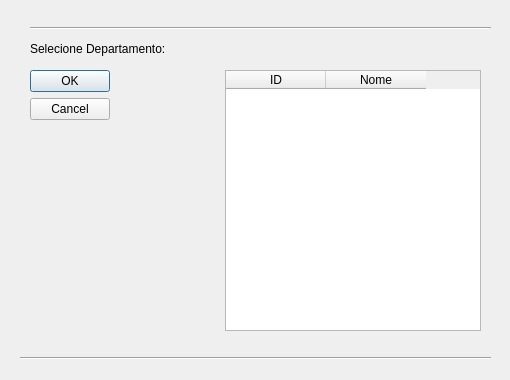
Above: visao/botaopesquisadepartamento.ui from AlanJP0/ItH_Estoque before the change. Below: the same form after it.
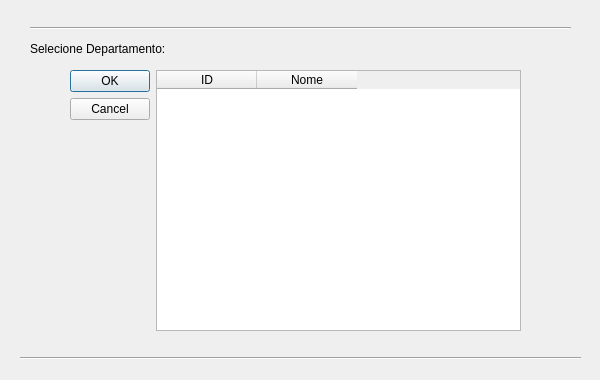
That is the form after the change.

Diff of the .ui file:
```diff
--- a/visao/botaopesquisadepartamento.ui
+++ b/visao/botaopesquisadepartamento.ui
@@ -6,13 +6,13 @@
    <rect>
     <x>0</x>
     <y>0</y>
-    <width>510</width>
+    <width>600</width>
     <height>380</height>
    </rect>
   </property>
   <property name="maximumSize">
    <size>
-    <width>510</width>
+    <width>600</width>
     <height>380</height>
    </size>
   </property>
@@ -35,7 +35,7 @@
   <widget class="QWidget" name="layoutWidget">
    <property name="geometry">
     <rect>
-     <x>30</x>
+     <x>70</x>
      <y>70</y>
      <width>451</width>
      <height>261</height>
@@ -53,20 +53,10 @@
      </widget>
     </item>
     <item>
-     <spacer name="horizontalSpacer">
-      <property name="orientation">
-       <enum>Qt::Horizontal</enum>
+     <widget class="QTableWidget" name="tabelaSelecaoDepartamento">
+      <property name="editTriggers">
+       <set>QAbstractItemView::NoEditTriggers</set>
       </property>
-      <property name="sizeHint" stdset="0">
-       <size>
-        <width>40</width>
-        <height>20</height>
-       </size>
-      </property>
-     </spacer>
-    </item>
-    <item>
-     <widget class="QTableWidget" name="tabelaSeleacaoDepartamento">
       <column>
        <property name="text">
         <string>ID</string>
@@ -86,7 +76,7 @@
     <rect>
      <x>20</x>
      <y>350</y>
-     <width>471</width>
+     <width>561</width>
      <height>16</height>
     </rect>
    </property>
@@ -99,7 +89,7 @@
     <rect>
      <x>30</x>
      <y>20</y>
-     <width>461</width>
+     <width>541</width>
      <height>16</height>
     </rect>
    </property>
```
